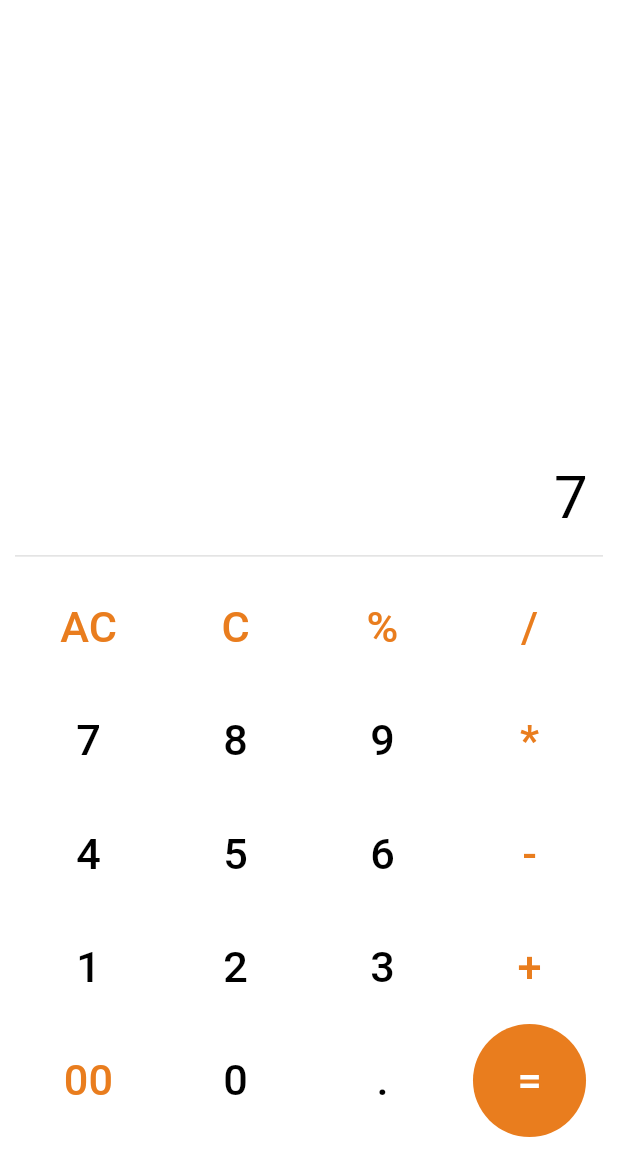
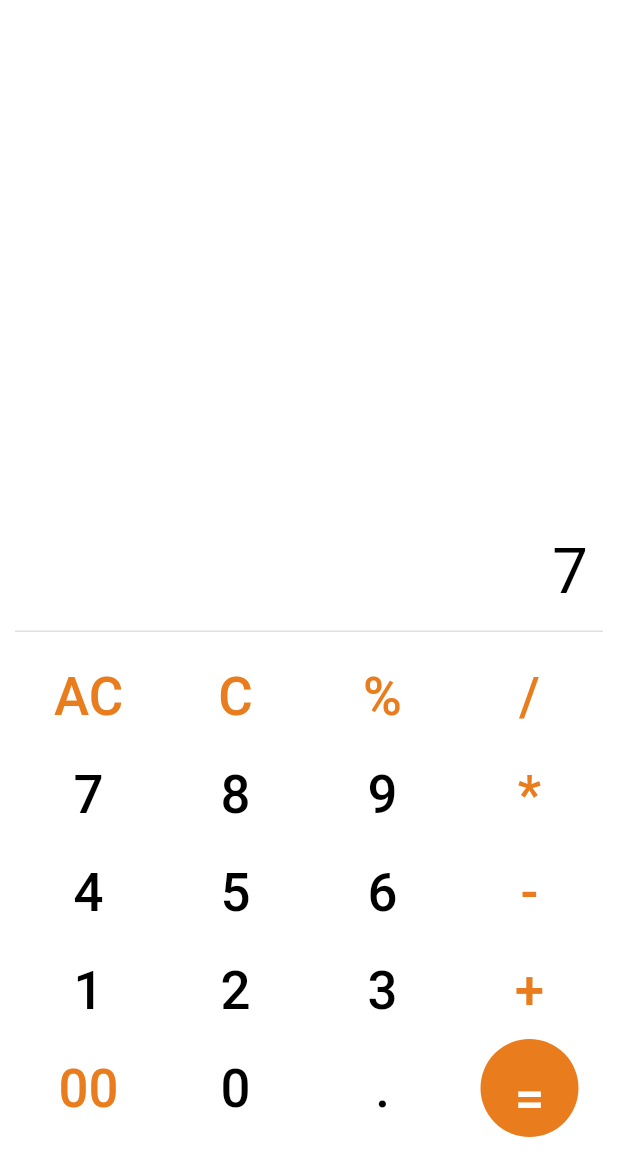
Before and after one commit to chizhovvictor/Mobile, a Flutter app: the screen it shows after launch, after a tap on an icon or button, on a phone screen of 412 x 824 dp, the part 84-1236 px from its top. Run offline on Flutter 3.47's test engine with Material 3 defaults, Android fonts, the phone set to English and light mode, and no system bars; our stand-ins replace math_expressions.

```diff
--- a/mobileModule00/ex03/lib/widgets/input_field.dart
+++ b/mobileModule00/ex03/lib/widgets/input_field.dart
@@ -19,23 +19,52 @@ class _InputFieldState extends State<InputField> {
       onPress = newData;
       data += newData;
     });
+
+    //remove data from input field if AC or C is pressed
     if (onPress == 'AC' || (onPress == 'C' && data.length == 1)) {
       widget.updateResult('');
       data = '';
+    //remove last character from input field if C is pressed
     } else if (onPress == 'C' && data.length > 1) {
       data = data.substring(0, data.length - 2);
+    // send data to result field if = is pressed
     } else if (onPress == '=') {
       widget.updateResult(data.substring(0, data.length - 1));
       data = '';
-    } else if (onPress == '0' && data.length == 1) {
-      data = '';
-    } else if (onPress == '00' && data.length == 2) {
-      data = '';
+    //check data if pressed operator
+    } else if ((onPress == '0') ||
+        (onPress == '00') ||
+        (onPress == '%') ||
+        (onPress == '.') ||
+        (onPress == '+') ||
+        (onPress == '-') ||
+        (onPress == '*') ||
+        (onPress == '/')) {
+      if (data.length == 1) {
+        data = '';
+      } else if (data[data.length - 2] == onPress) {
+        data = data.substring(0, data.length - 1);
+      } else if (onPress == '00' && data.length == 2) {
+        data = '';
+      }
+
+    //check count of '.' in data
+    } else if ('.'.allMatches(data).length > 1) {
+      String checkValueToken = data.replaceAll(RegExp(r'([+*/-])'), ' ');
+      List<String> tokens = checkValueToken.split(' ');
+      for (var token in tokens) {
+        '.'.allMatches(token).length == 1
+            ? data = data
+            : data = data.substring(0, data.length - 1);
+      }
     }
   }
 
   @override
   Widget build(BuildContext context) {
+    double screenHeight = MediaQuery.of(context).size.height;
+    double scaleFactor = screenHeight / 1170;
+    double fontSize = 60 * scaleFactor;
     return Column(
       mainAxisAlignment: MainAxisAlignment.end,
       mainAxisSize: MainAxisSize.max,
@@ -45,8 +74,9 @@ class _InputFieldState extends State<InputField> {
           alignment: Alignment.centerRight,
           child: Text(
             data,
-            style: const TextStyle(
-              fontSize: 40,
+            overflow: TextOverflow.ellipsis,
+            style: TextStyle(
+              fontSize: fontSize,
               color: Colors.black,
             ),
           ),
--- a/mobileModule00/ex03/lib/widgets/keyboard_field.dart
+++ b/mobileModule00/ex03/lib/widgets/keyboard_field.dart
@@ -33,14 +33,15 @@ class KeyboardField extends StatelessWidget {
 
   @override
   Widget build(BuildContext context) {
-    final screenWidth = MediaQuery.of(context).size.width;
-    final fontSize = screenWidth * 0.07;
+    double screenHeight = MediaQuery.of(context).size.height;
+    double scaleFactor = screenHeight / 1170;
+    double fontSize = 50 * scaleFactor;
 
     return Container(
       margin: const EdgeInsets.only(top: 10),
       child: GridView.count(
         crossAxisCount: 4,
-        childAspectRatio: 1.3,
+        childAspectRatio: 1.5,
         shrinkWrap: true,
         children: [
           for (var key in keyboard)
--- a/mobileModule00/ex03/lib/widgets/result_field.dart
+++ b/mobileModule00/ex03/lib/widgets/result_field.dart
@@ -36,19 +36,46 @@ class _ResultFieldState extends State<ResultField> {
           return;
         }
       }
+
+      // check if value contains % as a token
+      if (token.contains('%')) {
+        double number = double.parse(token.replaceAll('%', ''));
+        if (number == 0) {
+          value = value.substring(0, value.length - 1);
+        } else {
+          String procent = (number / 100).toString();
+          value = value.replaceAll(token, procent);
+        }
+      }
     }
 
-
-
+    // check value don't have operators at the end
+    if (!value.contains('+') &&
+        !value.contains('-') &&
+        !value.contains('*') &&
+        !value.contains('/')) {
+      textResult = value;
+      return;
+    }
 
     try {
       Parser p = Parser();
       Expression exp = p.parse(value);
       ContextModel cm = ContextModel();
       double result = exp.evaluate(EvaluationType.REAL, cm);
-      textResult = result.toString();
-      // print('textResult is $textResult');
-      // print('result is $result');
+      textResult = result.toStringAsFixed(5);
+
+      // remove trailing zeros
+      for (var i = textResult.length - 1; i > 0; i--) {
+        if (textResult[i] == '0') {
+          textResult = textResult.replaceAll(RegExp(r'0$'), '');
+        } else if (textResult[i] == '.') {
+          textResult = textResult.replaceAll(RegExp(r'.$'), '');
+          break;
+        } else {
+          break;
+        }
+      }
     } catch (e) {
       textResult = 'Error';
     }
@@ -56,6 +83,9 @@ class _ResultFieldState extends State<ResultField> {
 
   @override
   Widget build(BuildContext context) {
+    double screenHeight = MediaQuery.of(context).size.height;
+    double scaleFactor = screenHeight / 1170;
+    double fontSize = 40 * scaleFactor;
     return Column(
       mainAxisAlignment: MainAxisAlignment.end,
       mainAxisSize: MainAxisSize.max,
@@ -64,9 +94,9 @@ class _ResultFieldState extends State<ResultField> {
           alignment: Alignment.centerRight,
           child: Text(
             textResult,
-            style: const TextStyle(
-              fontSize: 30,
-              color: Colors.black,
+            style: TextStyle(
+              fontSize: fontSize,
+              color: Colors.black87,
             ),
           ),
         ),
```
